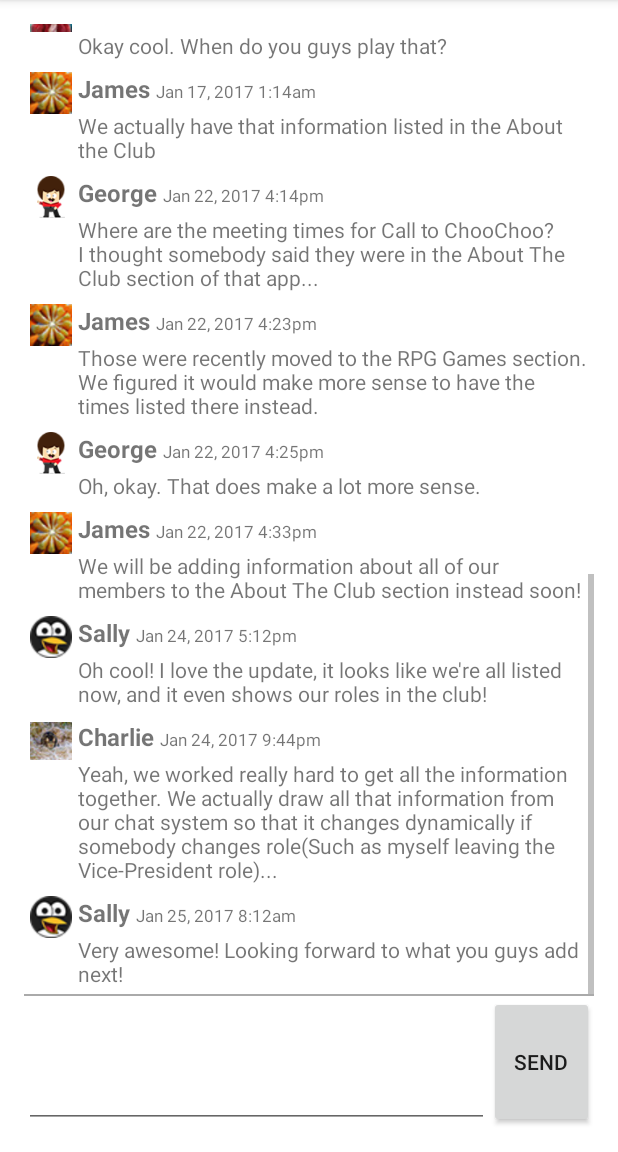
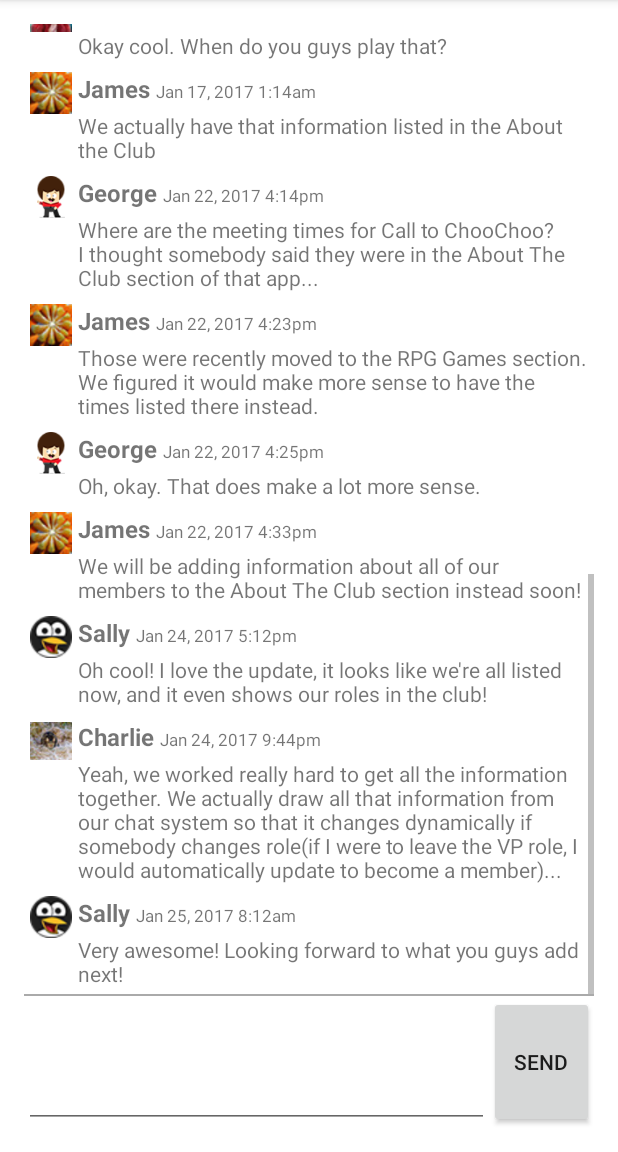
Before and after one commit to JamesPierce82/RPGClubApp, an Android app: the fragment ChatFragment placed in its activity, scrolled down 846 dp, on a phone screen of 412 x 824 dp, the part 84-1236 px from its top. Run offline under Robolectric (Android 15) with nearby library versions, the phone set to English and light mode, and no system bars.

Commit message:
Modified chat log
* Updated a message that didnt make much sense

```diff
--- a/app/src/main/java/ca/jamespierce/rpgclubapp/ChatFragment.java
+++ b/app/src/main/java/ca/jamespierce/rpgclubapp/ChatFragment.java
@@ -138,7 +138,7 @@ public class ChatFragment extends Fragment {
         messageList.add(new Message("George", "Jan 22, 2017 4:25pm", "Oh, okay. That does make a lot more sense.", R.drawable.george));
         messageList.add(new Message("James", "Jan 22, 2017 4:33pm", "We will be adding information about all of our members to the About The Club section instead soon!", R.drawable.james));
         messageList.add(new Message("Sally", "Jan 24, 2017 5:12pm", "Oh cool! I love the update, it looks like we're all listed now, and it even shows our roles in the club!", R.drawable.sally));
-        messageList.add(new Message("Charlie", "Jan 24, 2017 9:44pm", "Yeah, we worked really hard to get all the information together. We actually draw all that information from our chat system so that it changes dynamically if somebody changes role(Such as myself leaving the Vice-President role)...", R.drawable.charlie));
+        messageList.add(new Message("Charlie", "Jan 24, 2017 9:44pm", "Yeah, we worked really hard to get all the information together. We actually draw all that information from our chat system so that it changes dynamically if somebody changes role(if I were to leave the VP role, I would automatically update to become a member)...", R.drawable.charlie));
         messageList.add(new Message("Sally", "Jan 25, 2017 8:12am", "Very awesome! Looking forward to what you guys add next!", R.drawable.sally));
 
         final MessagesAdapter adapter = new MessagesAdapter(this.getContext(), messageList);
```
